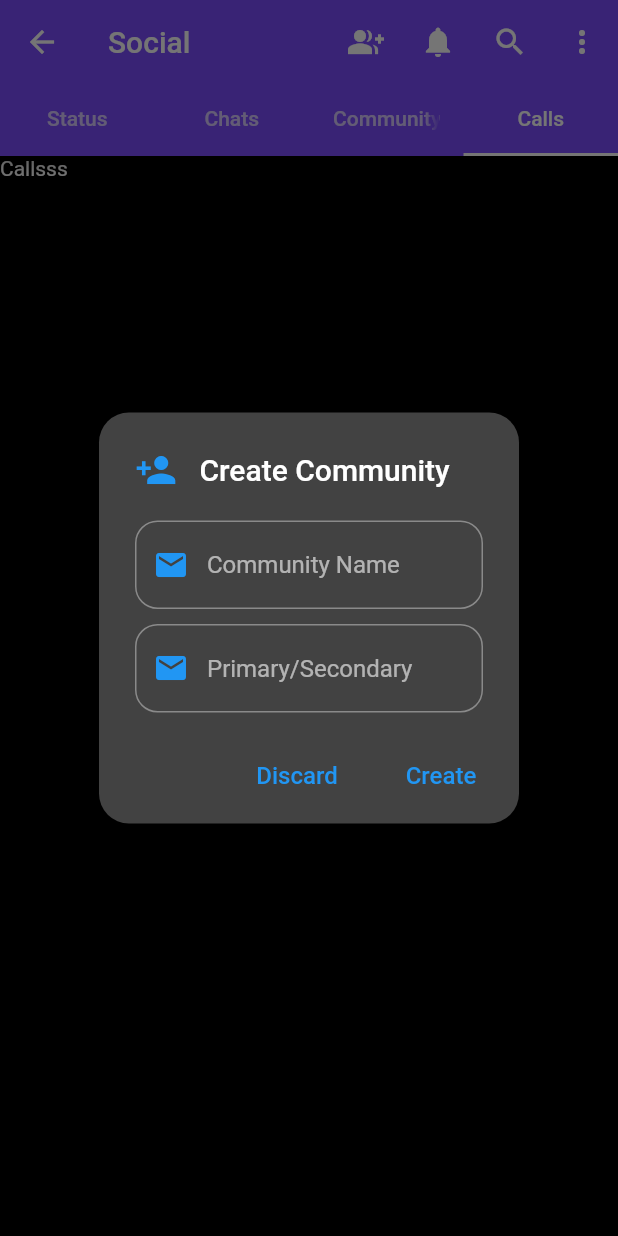
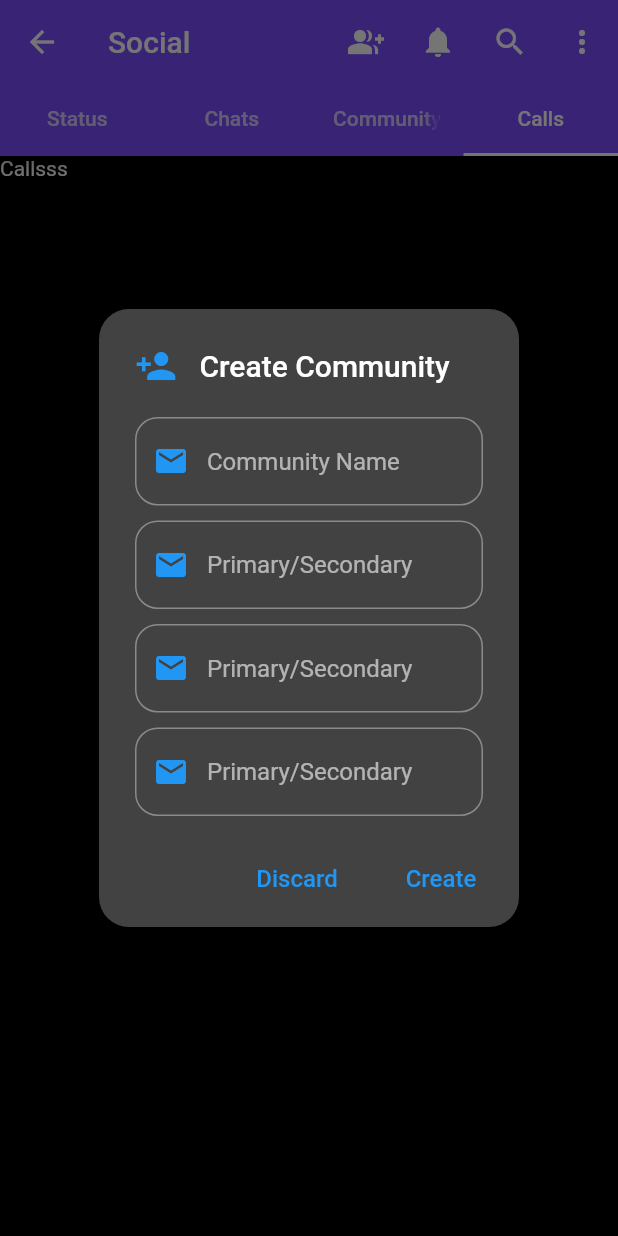
Before and after one commit to vermaanurag1532/WHILE_APP, a Flutter app: the SocialScreen screen opened directly, tab 4 chosen, after a tap on the "group add" icon, on a phone screen of 412 x 824 dp. Run offline on Flutter 3.47's test engine with Material 2 defaults, Android fonts, the phone set to English and light mode, and no system bars; our stand-ins replace another_flushbar, cached_network_image, cloud_firestore, emoji_picker_flutter, firebase_auth, firebase_core and 10 more; missing offline and left inert: video_compress_plus; accounts and stored records are empty; network calls fail.

Commit message:
clean files

```diff
--- /dev/null
+++ b/lib/resources/components/communities/add_community_widget.dart
@@ -0,0 +1,142 @@
+import 'dart:developer';
+
+import 'package:cloud_firestore/cloud_firestore.dart';
+import 'package:flutter/material.dart';
+
+import '../message/apis.dart';
+import '../message/models/community_user.dart';
+
+class AddCommunityScreen {
+  final CommunityUser community = CommunityUser(
+      image: '',
+      about: '',
+      name: '',
+      createdAt: '',
+      id: '',
+      email: '',
+      type: '',
+      noOfUsers: '',
+      domain: '');
+
+  void addCommunityDialog(BuildContext context) {
+    String name = '';
+    String type = '';
+    showDialog(
+      context: context,
+      builder: (_) => AlertDialog(
+        contentPadding:
+            const EdgeInsets.only(left: 24, right: 24, top: 20, bottom: 10),
+
+        shape: RoundedRectangleBorder(borderRadius: BorderRadius.circular(20)),
+
+        //title
+        title: const Row(
+          children: [
+            Icon(
+              Icons.person_add,
+              color: Colors.blue,
+              size: 28,
+            ),
+            SizedBox(width: 15),
+            Text('Create Community')
+          ],
+        ),
+
+        //content
+        content: Column(
+          mainAxisSize: MainAxisSize.min,
+          children: [
+            //community name
+            TextFormField(
+              maxLines: null,
+              onChanged: (value) => name = value,
+              decoration: InputDecoration(
+                  hintText: 'Community Name',
+                  prefixIcon: const Icon(Icons.email, color: Colors.blue),
+                  border: OutlineInputBorder(
+                      borderRadius: BorderRadius.circular(15))),
+            ),
+            const SizedBox(
+              height: 10,
+            ),
+            //About community
+            TextFormField(
+              maxLines: null,
+              onChanged: (value) => type = value,
+              decoration: InputDecoration(
+                  hintText: 'Primary/Secondary',
+                  prefixIcon: const Icon(Icons.email, color: Colors.blue),
+                  border: OutlineInputBorder(
+                      borderRadius: BorderRadius.circular(15))),
+            ),
+            const SizedBox(
+              height: 10,
+            ),
+            TextFormField(
+              maxLines: null,
+              onChanged: (value) => type = value,
+              decoration: InputDecoration(
+                  hintText: 'Primary/Secondary',
+                  prefixIcon: const Icon(Icons.email, color: Colors.blue),
+                  border: OutlineInputBorder(
+                      borderRadius: BorderRadius.circular(15))),
+            ),
+            const SizedBox(
+              height: 10,
+            ),
+            TextFormField(
+              maxLines: null,
+              onChanged: (value) => type = value,
+              decoration: InputDecoration(
+                  hintText: 'Primary/Secondary',
+                  prefixIcon: const Icon(Icons.email, color: Colors.blue),
+                  border: OutlineInputBorder(
+                      borderRadius: BorderRadius.circular(15))),
+            ),
+          ],
+        ),
+
+        //actions
+        actions: [
+          //cancel button
+          MaterialButton(
+              onPressed: () {
+                //hide alert dialog
+                Navigator.pop(context);
+              },
+              child: const Text('Discard',
+                  style: TextStyle(color: Colors.blue, fontSize: 16))),
+
+          //add button
+          MaterialButton(
+              onPressed: () async {
+                if (type != '' && name != '') {
+                  await FirebaseFirestore.instance
+                      .collection('communities')
+                      .add({
+                    'name': name,
+                    'type': type,
+                    'admin': APIs.me.name,
+                    'lastMessage': ''
+                  }).then((value) {
+                    log(value.id);
+                    FirebaseFirestore.instance
+                        .collection('communities')
+                        .doc(value.id)
+                        .update({
+                      'id': value.id,
+                    });
+                  });
+
+                  Navigator.pop(context);
+                }
+              },
+              child: const Text(
+                'Create',
+                style: TextStyle(color: Colors.blue, fontSize: 16),
+              ))
+        ],
+      ),
+    );
+  }
+}
--- a/lib/resources/components/community_detail_opportunities_widget.dart
+++ b/lib/resources/components/community_detail_opportunities_widget.dart
@@ -5,7 +5,7 @@ class CommunityDetailOpportunities extends StatelessWidget {
   @override
   Widget build(BuildContext context) {
     return const Scaffold(
-      backgroundColor: Color.fromRGBO(209, 196, 233, 1),
+      backgroundColor: Colors.white,
       body: Center(
         child: Text('Opportunities'),
       ),
--- a/lib/resources/components/community_detail_quiz_widget.dart
+++ b/lib/resources/components/community_detail_quiz_widget.dart
@@ -5,7 +5,7 @@ class CommunityDetailQuiz extends StatelessWidget {
   @override
   Widget build(BuildContext context) {
     return const Scaffold(
-      backgroundColor: Color.fromRGBO(209, 196, 233, 1),
+      backgroundColor: Colors.white,
       body: Center(
         child: Text('Ouiz'),
       ),
--- a/lib/resources/components/community_detail_resources_widget .dart
+++ b/lib/resources/components/community_detail_resources_widget .dart
@@ -5,7 +5,7 @@ class CommunityDetailResources extends StatelessWidget {
   @override
   Widget build(BuildContext context) {
     return const Scaffold(
-      backgroundColor: Color.fromRGBO(209, 196, 233, 1),
+      backgroundColor: Colors.white,
       body: Center(
         child: Text('Resources'),
       ),
--- a/lib/resources/components/message/models/community_user.dart
+++ b/lib/resources/components/message/models/community_user.dart
@@ -3,36 +3,42 @@ class CommunityUser {
     required this.image,
     required this.about,
     required this.name,
-    // required this.createdAt,
+    required this.createdAt,
     // required this.isOnline,
     required this.id,
     // required this.lastActive,
     required this.email,
     // required this.pushToken,
     required this.type,
+    required this.noOfUsers,
+    required this.domain,
   });
   late String image;
   late String about;
   late String name;
-  // late String createdAt;
+  late String createdAt;
   // late bool isOnline;
   late String id;
   // late String lastActive;
   late String email;
   // late String pushToken;
   late String type;
+  late String noOfUsers;
+  late String domain;
 
   CommunityUser.fromJson(Map<String, dynamic> json) {
     image = json['image'] ?? '';
     about = json['about'] ?? '';
     name = json['name'] ?? '';
-    // createdAt = json['created_at'] ?? '';
+    createdAt = json['created_at'] ?? '';
     // isOnline = json['is_online'] ?? '';
     id = json['id'] ?? '';
     // lastActive = json['last_active'] ?? '';
     email = json['email'] ?? '';
     // pushToken = json['push_token'] ?? '';
     type = json['type'] ?? '';
+    noOfUsers = json['noOfUsers'] ?? '';
+    domain = json['domain'] ?? '';
   }
 
   Map<String, dynamic> toJson() {
@@ -40,13 +46,16 @@ class CommunityUser {
     data['image'] = image;
     data['about'] = about;
     data['name'] = name;
-    // data['created_at'] = createdAt;
+    data['created_at'] = createdAt;
     // data['is_online'] = isOnline;
     data['id'] = id;
     // data['last_active'] = lastActive;
     data['email'] = email;
     // data['push_token'] = pushToken;
     data['type'] = type;
+    data['noOfUsers'] = noOfUsers;
+    data['domain'] = domain;
+
     return data;
   }
 }
--- a/lib/view/social/social_home_screen.dart
+++ b/lib/view/social/social_home_screen.dart
@@ -1,10 +1,9 @@
 import 'dart:developer';
-
-import 'package:cloud_firestore/cloud_firestore.dart';
 import 'package:flutter/material.dart';
-import 'package:while_app/resources/components/message/apis.dart';
+import 'package:while_app/resources/components/communities/add_community_widget.dart';
 import 'package:while_app/resources/components/message/home_screen.dart';
 import 'package:while_app/view/social/notification.dart';
+import 'package:while_app/view/social/story_screen.dart';
 
 import '../../resources/components/communities/community_screen.dart';
 
@@ -33,103 +32,6 @@ class _SocialScreenState extends State<SocialScreen>
 
   @override
   Widget build(BuildContext context) {
-    void addCommunityDialog() {
-      String name = '';
-      String type = '';
-      showDialog(
-        context: context,
-        builder: (_) => AlertDialog(
-          contentPadding:
-              const EdgeInsets.only(left: 24, right: 24, top: 20, bottom: 10),
-
-          shape:
-              RoundedRectangleBorder(borderRadius: BorderRadius.circular(20)),
-
-          //title
-          title: const Row(
-            children: [
-              Icon(
-                Icons.person_add,
-                color: Colors.blue,
-                size: 28,
-              ),
-              SizedBox(width: 15),
-              Text('Create Community')
-            ],
-          ),
-
-          //content
-          content: Column(
-            mainAxisSize: MainAxisSize.min,
-            children: [
-              TextFormField(
-                maxLines: null,
-                onChanged: (value) => name = value,
-                decoration: InputDecoration(
-                    hintText: 'Community Name',
-                    prefixIcon: const Icon(Icons.email, color: Colors.blue),
-                    border: OutlineInputBorder(
-                        borderRadius: BorderRadius.circular(15))),
-              ),
-              const SizedBox(
-                height: 10,
-              ),
-              TextFormField(
-                maxLines: null,
-                onChanged: (value) => type = value,
-                decoration: InputDecoration(
-                    hintText: 'Primary/Secondary',
-                    prefixIcon: const Icon(Icons.email, color: Colors.blue),
-                    border: OutlineInputBorder(
-                        borderRadius: BorderRadius.circular(15))),
-              ),
-            ],
-          ),
-
-          //actions
-          actions: [
-            //cancel button
-            MaterialButton(
-                onPressed: () {
-                  //hide alert dialog
-                  Navigator.pop(context);
-                },
-                child: const Text('Discard',
-                    style: TextStyle(color: Colors.blue, fontSize: 16))),
-
-            //add button
-            MaterialButton(
-                onPressed: () async {
-                  if (type != '' && name != '') {
-                    await FirebaseFirestore.instance
-                        .collection('communities')
-                        .add({
-                      'name': name,
-                      'type': type,
-                      'admin': APIs.me.name,
-                      'lastMessage': ''
-                    }).then((value) {
-                      log(value.id);
-                      FirebaseFirestore.instance
-                          .collection('communities')
-                          .doc(value.id)
-                          .update({
-                        'id': value.id,
-                      });
-                    });
-
-                    Navigator.pop(context);
-                  }
-                },
-                child: const Text(
-                  'Create',
-                  style: TextStyle(color: Colors.blue, fontSize: 16),
-                ))
-          ],
-        ),
-      );
-    }
-
     return GestureDetector(
         onTap: () => FocusScope.of(context).unfocus(),
         child: WillPopScope(
@@ -170,7 +72,7 @@ class _SocialScreenState extends State<SocialScreen>
               actions: [
                 IconButton(
                     onPressed: () {
-                      addCommunityDialog();
+                      AddCommunityScreen().addCommunityDialog(context);
                     },
                     icon: const Icon(Icons.group_add)),
                 IconButton(
@@ -205,7 +107,7 @@ class _SocialScreenState extends State<SocialScreen>
                           child: const Text('New community'),
                           onTap: () {
                             log('pop up button pressed');
-                            addCommunityDialog();
+                            AddCommunityScreen().addCommunityDialog(context);
                           },
                         ),
                         const PopupMenuItem(child: Text('New Group')),
@@ -235,15 +137,15 @@ class _SocialScreenState extends State<SocialScreen>
             body: TabBarView(
               controller: _controller,
               children: [
+                const StoryScreen(),
+                HomeScreenFinal(
+                  isSearching: isSearching,
+                  value: value,
+                ),
                 const CommunityScreenFinal(
                   isSearching: true,
                   value: '',
                 ),
-                HomeScreenFinal(
-                  isSearching: isSearching,
-                  value: value,
-                ),
-                const Text('coo'),
                 const Text('Callsss'),
               ],
             ),
```
